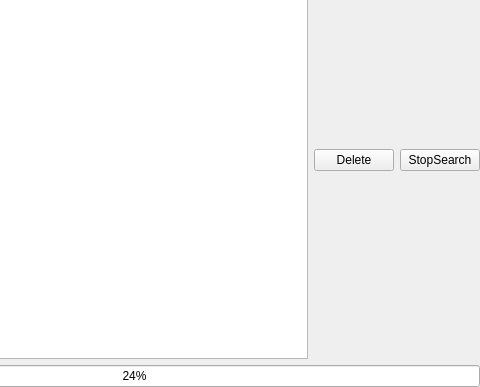
This is main_window.ui in PoDuReM/DuplicateDetector as Qt 5 draws it before an edit; both pictures show x 211 to 691 and y 87 to 474 of the 691 by 474 pixel window. The edited form follows.
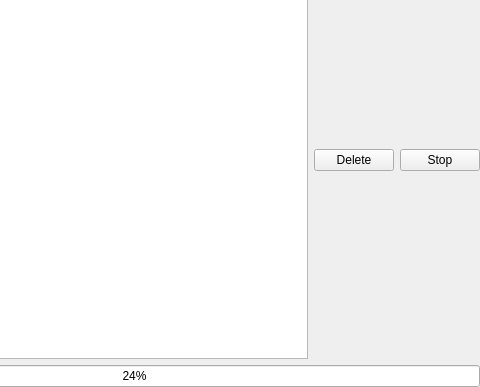
This is the edited form.

```diff
--- a/main_window.ui
+++ b/main_window.ui
@@ -57,7 +57,7 @@
     <item row="0" column="2">
      <widget class="QPushButton" name="actionStop">
       <property name="text">
-       <string>StopSearch</string>
+       <string>Stop</string>
       </property>
      </widget>
     </item>
```
